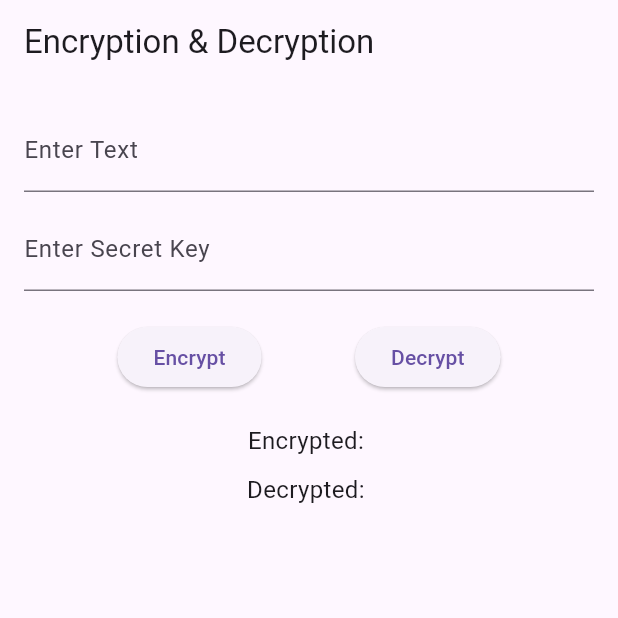
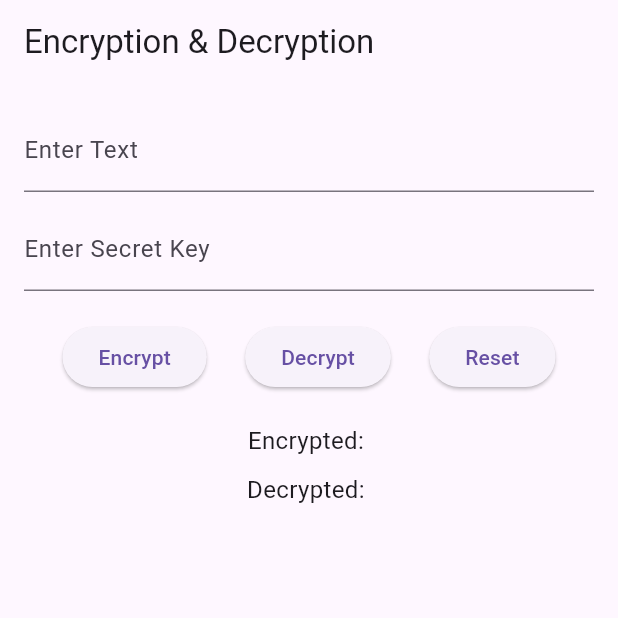
Before and after one commit to Seleemmiah/hng_stage1_task, a Flutter app: the screen it shows after launch, on a phone screen of 412 x 824 dp, the top half of it. Run offline on Flutter 3.47's test engine with Material 3 defaults, Android fonts, the phone set to English and light mode, and no system bars.

Commit message:
a reset button added

```diff
--- a/app/lib/encrytion_screen.dart
+++ b/app/lib/encrytion_screen.dart
@@ -7,8 +7,10 @@ class EncryptionScreen extends StatefulWidget {
 }
 
 class _EncryptionScreenState extends State<EncryptionScreen> {
+  // the method for the text and the key
   TextEditingController textController = TextEditingController();
   TextEditingController keyController = TextEditingController();
+
   String encryptedText = "";
   String decryptedText = "";
 
@@ -29,12 +31,22 @@ class _EncryptionScreenState extends State<EncryptionScreen> {
     });
   }
 
+  void resetFields() {
+    setState(() {
+      textController.clear();
+      keyController.clear();
+      encryptedText = "";
+      decryptedText = "";
+    });
+  }
+
   @override
   Widget build(BuildContext context) {
     return Scaffold(
       appBar: AppBar(title: Text("Encryption & Decryption")),
       body: Padding(
         padding: const EdgeInsets.all(16.0),
+        child: Center(
           child: Column(
             children: [
               Center(
@@ -53,8 +65,15 @@ class _EncryptionScreenState extends State<EncryptionScreen> {
               Row(
                 mainAxisAlignment: MainAxisAlignment.spaceEvenly,
                 children: [
-                ElevatedButton(onPressed: encryptText, child: Text("Encrypt")),
-                ElevatedButton(onPressed: decryptText, child: Text("Decrypt")),
+                  ElevatedButton(
+                      onPressed: encryptText, child: Text("Encrypt")),
+                  ElevatedButton(
+                      onPressed: decryptText, child: Text("Decrypt")),
+                  ElevatedButton(
+                    onPressed: resetFields,
+                    child: Text("Reset"),
+                    // style: ElevatedButton.styleFrom(backgroundColor: Colors.red),
+                  ),
                 ],
               ),
               SizedBox(height: 20),
@@ -64,6 +83,7 @@ class _EncryptionScreenState extends State<EncryptionScreen> {
             ],
           ),
         ),
+      ),
     );
   }
 }
```
Lines whose indentation alone changed are shown as unchanged.
